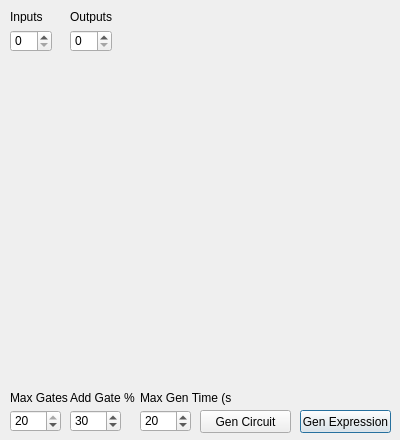
First picture: the form in Application/Logic_Gate_Simulator/Dialogs/dlg_truthtable.ui, repository ElliotHarding/Logic-Gate-Simulator, before the edit.
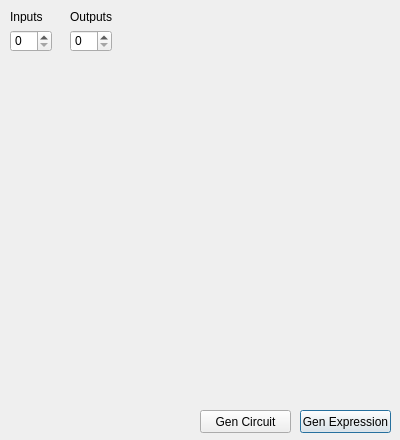
Second picture: the form after the edit.

```diff
--- a/Application/Logic_Gate_Simulator/Dialogs/dlg_truthtable.ui
+++ b/Application/Logic_Gate_Simulator/Dialogs/dlg_truthtable.ui
@@ -85,102 +85,6 @@
     <string>Outputs</string>
    </property>
   </widget>
-  <widget class="QLabel" name="lbl_maxGates">
-   <property name="geometry">
-    <rect>
-     <x>10</x>
-     <y>390</y>
-     <width>91</width>
-     <height>16</height>
-    </rect>
-   </property>
-   <property name="text">
-    <string>Max Gates</string>
-   </property>
-  </widget>
-  <widget class="QSpinBox" name="spinBox_maxGenTime">
-   <property name="geometry">
-    <rect>
-     <x>140</x>
-     <y>410</y>
-     <width>51</width>
-     <height>22</height>
-    </rect>
-   </property>
-   <property name="minimum">
-    <number>1</number>
-   </property>
-   <property name="maximum">
-    <number>360</number>
-   </property>
-   <property name="value">
-    <number>20</number>
-   </property>
-  </widget>
-  <widget class="QSpinBox" name="spinBox_addGateChance">
-   <property name="geometry">
-    <rect>
-     <x>70</x>
-     <y>410</y>
-     <width>51</width>
-     <height>22</height>
-    </rect>
-   </property>
-   <property name="minimum">
-    <number>0</number>
-   </property>
-   <property name="maximum">
-    <number>100</number>
-   </property>
-   <property name="value">
-    <number>30</number>
-   </property>
-  </widget>
-  <widget class="QSpinBox" name="spinBox_maxGates">
-   <property name="geometry">
-    <rect>
-     <x>10</x>
-     <y>410</y>
-     <width>51</width>
-     <height>22</height>
-    </rect>
-   </property>
-   <property name="minimum">
-    <number>1</number>
-   </property>
-   <property name="maximum">
-    <number>20</number>
-   </property>
-   <property name="value">
-    <number>20</number>
-   </property>
-  </widget>
-  <widget class="QLabel" name="lbl_addGateChance">
-   <property name="geometry">
-    <rect>
-     <x>70</x>
-     <y>390</y>
-     <width>91</width>
-     <height>16</height>
-    </rect>
-   </property>
-   <property name="text">
-    <string>Add Gate %</string>
-   </property>
-  </widget>
-  <widget class="QLabel" name="lbl_maxGenTime">
-   <property name="geometry">
-    <rect>
-     <x>140</x>
-     <y>390</y>
-     <width>91</width>
-     <height>16</height>
-    </rect>
-   </property>
-   <property name="text">
-    <string>Max Gen Time (s)</string>
-   </property>
-  </widget>
  </widget>
  <resources/>
  <connections/>
```
